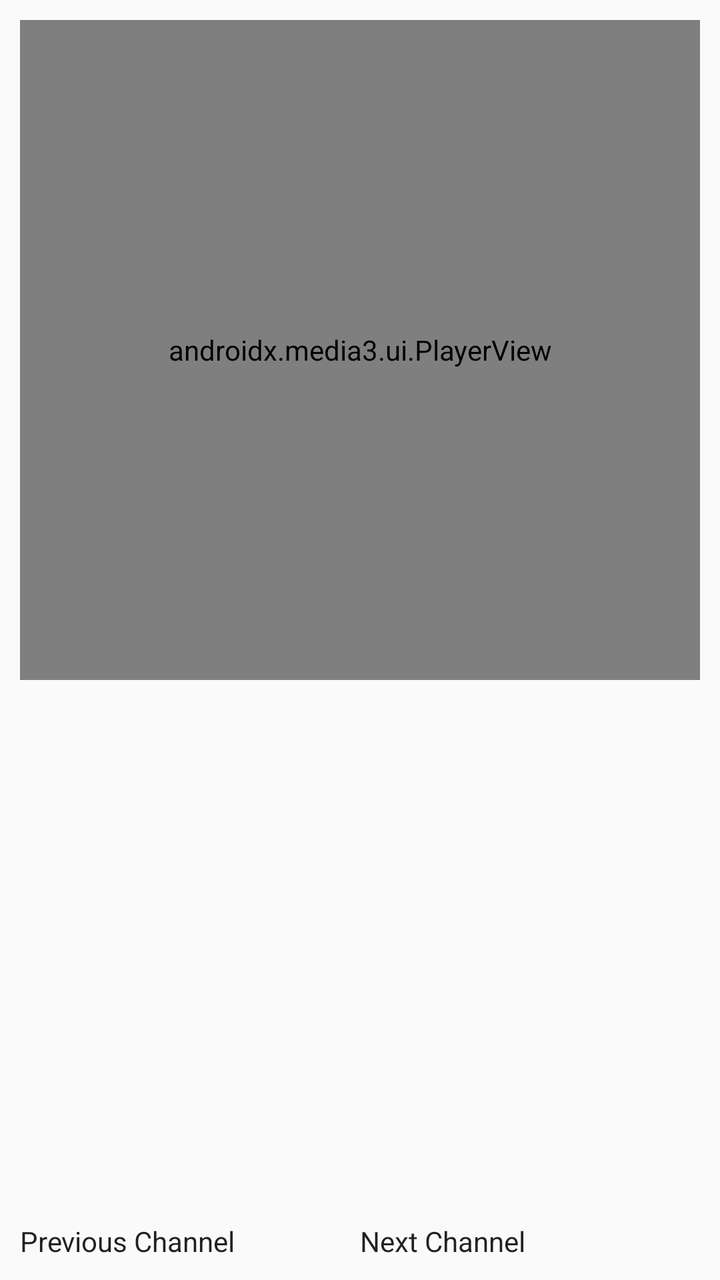
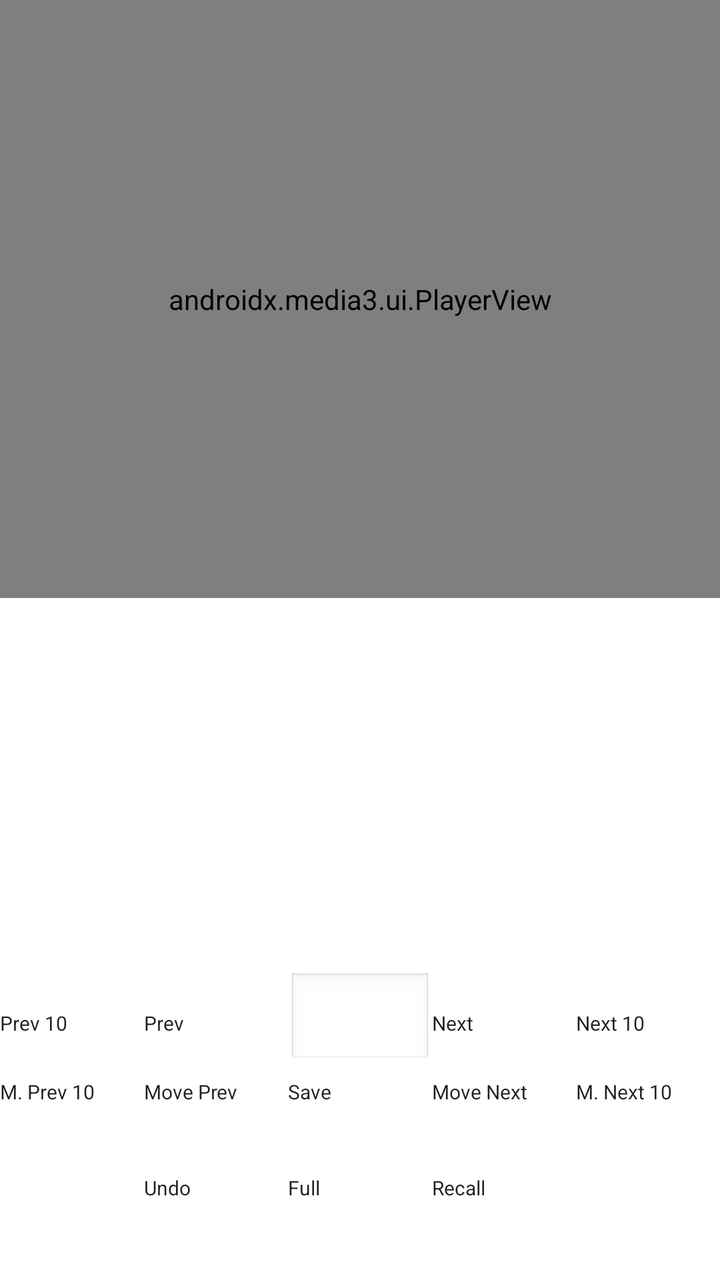

Before-and-after screenshots of an Android layout around one commit, followed by the original layout XML and the change that was made.
<!-- AndroidManifest.xml: activity theme Theme.TvApp -->
<!-- res/layout/activity_main.xml -->
<?xml version="1.0" encoding="utf-8"?>
<FrameLayout xmlns:android="http://schemas.android.com/apk/res/android"
    xmlns:app="http://schemas.android.com/apk/res-auto"
    android:layout_width="match_parent"
    android:layout_height="match_parent">

    <LinearLayout
        android:layout_width="match_parent"
        android:layout_height="match_parent"
        android:orientation="vertical"
        android:padding="10dp">

        <androidx.media3.ui.PlayerView
            android:id="@+id/playerView"
            android:layout_width="match_parent"
            android:layout_height="330dp"
            app:use_controller="true" />

        <ListView
            android:id="@+id/listChannels"
            android:layout_width="match_parent"
            android:layout_height="0dp"
            android:layout_marginTop="10dp"
            android:layout_weight="1" />

        <LinearLayout
            android:layout_width="match_parent"
            android:layout_height="wrap_content"
            android:orientation="horizontal">

            <Button
                android:id="@+id/btnPrev"
                android:layout_width="0dp"
                android:layout_height="wrap_content"
                android:layout_weight="1"
                android:text="Previous Channel" />

            <Button
                android:id="@+id/btnNext"
                android:layout_width="0dp"
                android:layout_height="wrap_content"
                android:layout_weight="1"
                android:text="Next Channel" />

        </LinearLayout>

    </LinearLayout>

    <ProgressBar
        android:id="@+id/progressBar"
        android:layout_width="wrap_content"
        android:layout_height="wrap_content"
        android:layout_gravity="center"
        android:visibility="gone" />

</FrameLayout>
<!-- resources referenced by this layout -->
<resources>
  <style name="Theme.TvApp" parent="android:Theme.Material.Light.NoActionBar" />
</resources>

<!-- the commit's change to res/layout/activity_main.xml (unified diff, before → after) -->
@@ -2,47 +2,187 @@
 <FrameLayout xmlns:android="http://schemas.android.com/apk/res/android"
     xmlns:app="http://schemas.android.com/apk/res-auto"
     android:layout_width="match_parent"
-    android:layout_height="match_parent">
+    android:layout_height="match_parent"
+    android:keepScreenOn="true">
 
     <LinearLayout
+        android:id="@+id/mainLayout"
         android:layout_width="match_parent"
         android:layout_height="match_parent"
         android:orientation="vertical"
-        android:padding="10dp">
+        android:padding="0dp"
+        android:background="#FFFFFF">
 
         <androidx.media3.ui.PlayerView
             android:id="@+id/playerView"
             android:layout_width="match_parent"
-            android:layout_height="330dp"
+            android:layout_height="299dp"
             app:use_controller="true" />
 
         <ListView
             android:id="@+id/listChannels"
             android:layout_width="match_parent"
-            android:layout_height="0dp"
+            android:layout_height="194dp"
             android:layout_marginTop="10dp"
             android:layout_weight="1" />
 
+        
         <LinearLayout
+            android:id="@+id/row1"
             android:layout_width="match_parent"
             android:layout_height="wrap_content"
-            android:orientation="horizontal">
+            android:orientation="horizontal"
+            android:layout_marginTop="5dp">
+
+            <Button
+                android:id="@+id/btnPrev10"
+                android:layout_width="0dp"
+                android:layout_height="48dp"
+                android:layout_weight="1"
+                android:text="Prev 10"
+                android:textSize="10sp" />
 
             <Button
                 android:id="@+id/btnPrev"
                 android:layout_width="0dp"
-                android:layout_height="wrap_content"
+                android:layout_height="48dp"
                 android:layout_weight="1"
-                android:text="Previous Channel" />
+                android:text="Prev"
+                android:textSize="10sp" />
+
+            <EditText
+                android:id="@+id/etChannelNumber"
+                android:layout_width="0dp"
+                android:layout_height="48dp"
+                android:layout_weight="1"
+                android:inputType="number"
+                android:imeOptions="actionDone"
+                android:textColor="@android:color/black"
+                android:background="@android:drawable/edit_text"
+                android:padding="10sp"
+                android:gravity="center" />
 
             <Button
                 android:id="@+id/btnNext"
                 android:layout_width="0dp"
-                android:layout_height="wrap_content"
+                android:layout_height="48dp"
                 android:layout_weight="1"
-                android:text="Next Channel" />
+                android:text="Next"
+                android:textSize="10sp" />
+
+            <Button
+                android:id="@+id/btnNext10"
+                android:layout_width="0dp"
+                android:layout_height="48dp"
+                android:layout_weight="1"
+                android:text="Next 10"
+                android:textSize="10sp" />
+        </LinearLayout>
+
+        
+        <LinearLayout
+            android:id="@+id/row2"
+            android:layout_width="match_parent"
+            android:layout_height="wrap_content"
+            android:orientation="horizontal"
+            android:layout_marginTop="5dp">
+
+            <Button
+                android:id="@+id/btnMovePrev10"
+                android:layout_width="0dp"
+                android:layout_height="48dp"
+                android:layout_weight="1"
+                android:text="M. Prev 10"
+                android:textSize="10sp" />
+
+            <Button
+                android:id="@+id/btnMovePrev"
+                android:layout_width="0dp"
+                android:layout_height="48dp"
+                android:layout_weight="1"
+                android:text="Move Prev"
+                android:textSize="10sp" />
+
+
+            <Button
+                android:id="@+id/btnSave"
+                android:layout_width="0dp"
+                android:layout_height="48dp"
+                android:layout_weight="1"
+                android:text="Save"
+                android:textSize="10sp" />
+
+
+            <Button
+                android:id="@+id/btnMoveNext"
+                android:layout_width="0dp"
+                android:layout_height="48dp"
+                android:layout_weight="1"
+                android:text="Move Next"
+                android:textSize="10sp" />
+
+            <Button
+                android:id="@+id/btnMoveNext10"
+                android:layout_width="0dp"
+                android:layout_height="48dp"
+                android:layout_weight="1"
+                android:text="M. Next 10"
+                android:textSize="10sp" />
+        </LinearLayout>
+
+        <LinearLayout
+            android:id="@+id/row3"
+            android:layout_width="match_parent"
+            android:layout_height="wrap_content"
+            android:orientation="horizontal"
+            android:layout_marginBottom="5dp">
+
+            <Button
+                android:id="@+id/btnDelete"
+                android:layout_width="0dp"
+                android:layout_height="48dp"
+                android:layout_weight="1"
+                android:text="Delete"
+                android:backgroundTint="#FF0000"
+                android:textColor="#FFFFFF"
+                android:textSize="10sp" />
+
+            <Button
+                android:id="@+id/btnUndoDelete"
+                android:layout_width="0dp"
+                android:layout_height="48dp"
+                android:layout_weight="1"
+                android:text="Undo"
+                android:textSize="10sp" />
+
+            <Button
+                android:id="@+id/btnFullScreen"
+                android:layout_width="0dp"
+                android:layout_height="48dp"
+                android:layout_weight="1"
+                android:text="Full"
+                android:textSize="10sp" />
+
+            <Button
+                android:id="@+id/btnRecall"
+                android:layout_width="0dp"
+                android:layout_height="48dp"
+                android:layout_weight="1"
+                android:text="Recall"
+                android:textSize="10sp" />
+
+            <Button
+                android:id="@+id/btnUpdate"
+                android:layout_width="0dp"
+                android:layout_height="48dp"
+                android:layout_weight="1"
+                android:text="Update"
+                android:textSize="10sp"
+                android:backgroundTint="#4CAF50"
+                android:textColor="#FFFFFF" />
 
         </LinearLayout>
+
 
     </LinearLayout>
 
